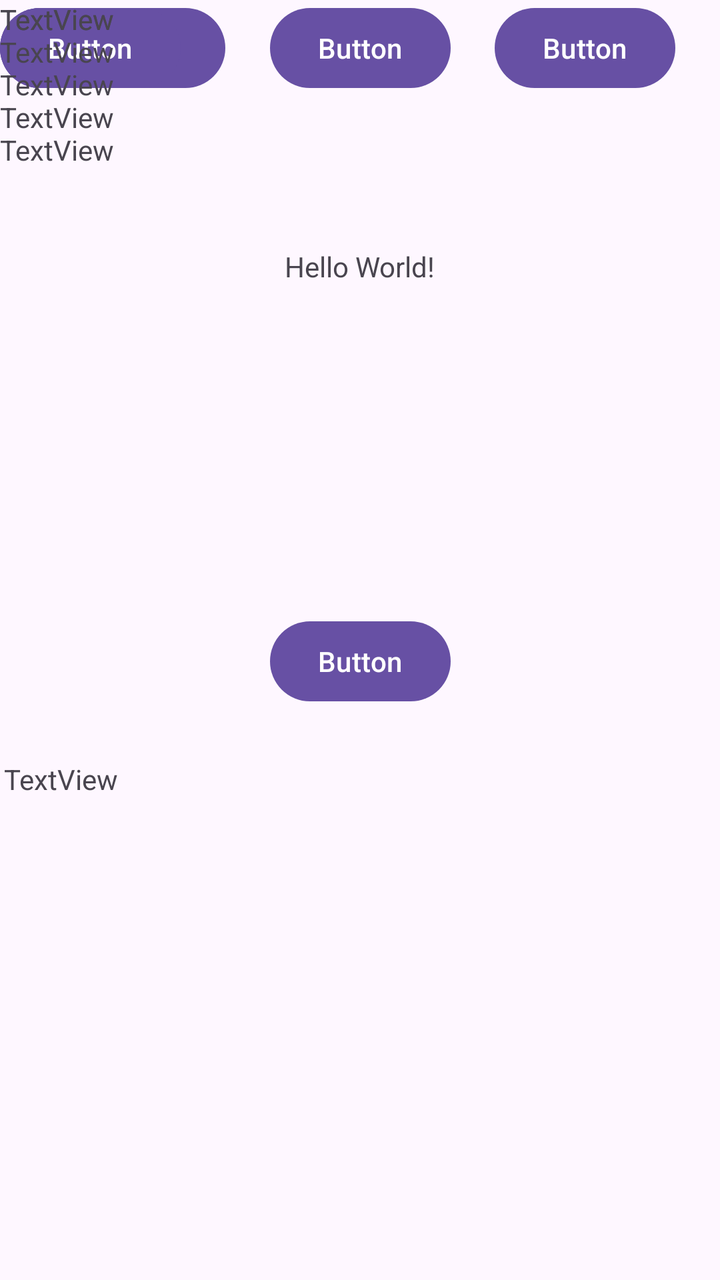
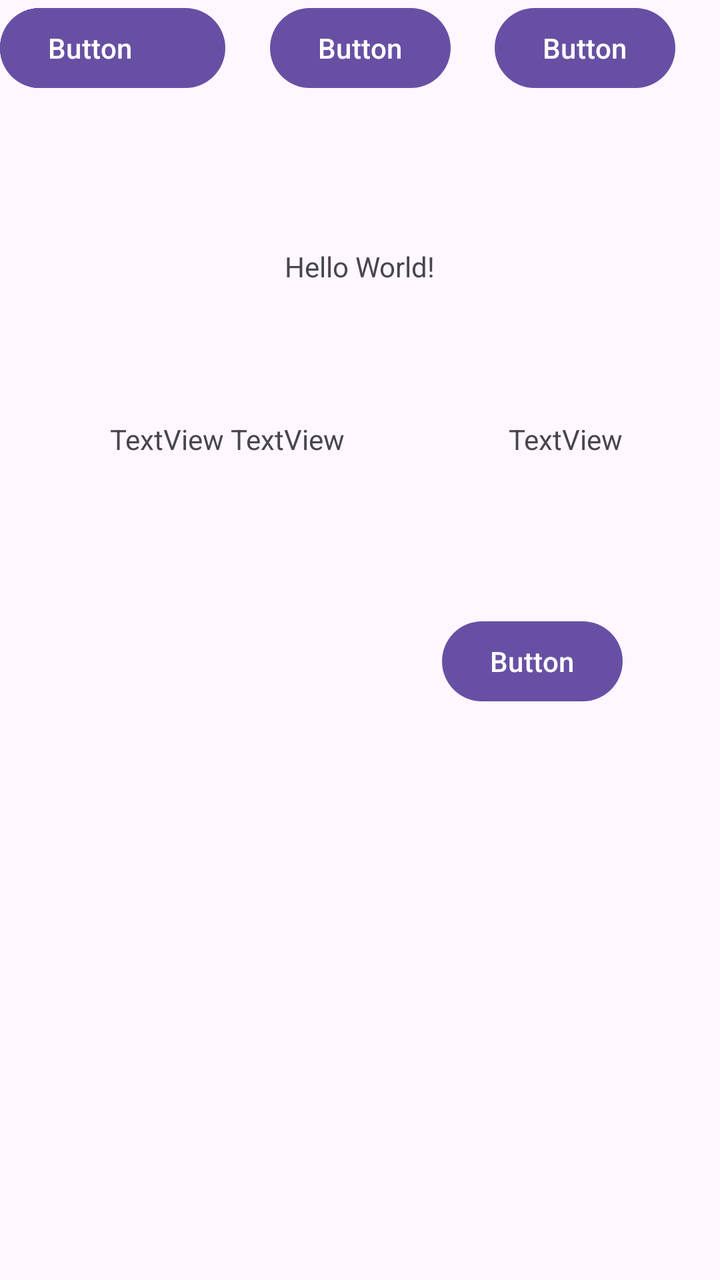

Before-and-after screenshots of an Android layout around one commit, followed by the original layout XML and the change that was made.
<!-- AndroidManifest.xml: application theme Theme.ConstraintLayout -->
<!-- res/layout/activity_main.xml -->
<?xml version="1.0" encoding="utf-8"?>
<androidx.constraintlayout.widget.ConstraintLayout xmlns:android="http://schemas.android.com/apk/res/android"
    xmlns:app="http://schemas.android.com/apk/res-auto"
    xmlns:tools="http://schemas.android.com/tools"
    android:id="@+id/main"
    android:layout_width="match_parent"
    android:layout_height="match_parent"
    tools:context=".MainActivity">

    <TextView
        android:id="@+id/textView"
        android:layout_width="wrap_content"
        android:layout_height="wrap_content"
        android:layout_marginStart="10dp"
        android:layout_marginTop="126dp"
        android:layout_marginEnd="10dp"
        android:layout_marginBottom="20dp"
        android:text="Hello World!"
        app:layout_constraintBottom_toTopOf="@id/guideline2"
        app:layout_constraintEnd_toEndOf="parent"
        app:layout_constraintStart_toStartOf="parent"
        app:layout_constraintTop_toTopOf="parent" />

    <Button
        android:id="@+id/button"
        android:layout_width="wrap_content"
        android:layout_height="wrap_content"
        android:layout_marginStart="10dp"
        android:layout_marginTop="164dp"
        android:layout_marginEnd="10dp"
        android:text="Button"
        app:layout_constraintEnd_toEndOf="parent"
        app:layout_constraintStart_toStartOf="parent"
        app:layout_constraintTop_toBottomOf="@+id/textView" />

    <androidx.constraintlayout.widget.Guideline
        android:id="@+id/guideline2"
        android:layout_width="wrap_content"
        android:layout_height="wrap_content"
        android:orientation="horizontal"
        app:layout_constraintGuide_percent="0.25" />

    <androidx.constraintlayout.widget.Guideline
        android:id="@+id/guideline3"
        android:layout_width="wrap_content"
        android:layout_height="wrap_content"
        android:orientation="vertical"
        app:layout_constraintGuide_percent="0.5" />

    <androidx.constraintlayout.widget.Barrier
        android:id="@+id/barrera"
        android:layout_width="wrap_content"
        android:layout_height="wrap_content"
        app:barrierDirection="left"
        app:constraint_referenced_ids="textView3"
        app:layout_constraintEnd_toEndOf="parent" />

    <TextView
        android:id="@+id/textView4"
        android:layout_width="wrap_content"
        android:layout_height="wrap_content"
        android:layout_marginTop="380dp"
        android:layout_marginEnd="301dp"
        android:text="TextView"
        app:layout_constraintEnd_toEndOf="@id/barrera"
        app:layout_constraintTop_toTopOf="parent" />

    <Button
        android:id="@+id/button2"
        android:layout_width="wrap_content"
        android:layout_height="wrap_content"
        android:text="Button"
        app:layout_constraintEnd_toStartOf="@+id/button3"
        app:layout_constraintHorizontal_bias="0.5"
        app:layout_constraintStart_toStartOf="parent"
        tools:layout_editor_absoluteY="494dp" />

    <Button
        android:id="@+id/button3"
        android:layout_width="wrap_content"
        android:layout_height="wrap_content"
        android:text="Button"
        app:layout_constraintBottom_toBottomOf="@+id/button2"
        app:layout_constraintEnd_toStartOf="@+id/button4"
        app:layout_constraintHorizontal_bias="0.5"
        app:layout_constraintStart_toEndOf="@+id/button2" />

    <Button
        android:id="@+id/button4"
        android:layout_width="wrap_content"
        android:layout_height="wrap_content"
        android:text="Button"
        app:layout_constraintBottom_toBottomOf="@+id/button3"
        app:layout_constraintEnd_toEndOf="parent"
        app:layout_constraintHorizontal_bias="0.5"
        app:layout_constraintStart_toEndOf="@+id/button3" />

    <Button
        android:id="@+id/button5"
        android:layout_width="wrap_content"
        android:layout_height="wrap_content"
        android:text="Button"
        tools:layout_editor_absoluteX="35dp"
        tools:layout_editor_absoluteY="607dp" />

    <Button
        android:id="@+id/button6"
        android:layout_width="wrap_content"
        android:layout_height="wrap_content"
        android:text="Button"
        app:layout_constraintBottom_toBottomOf="@+id/button5"
        tools:layout_editor_absoluteX="160dp" />

    <Button
        android:id="@+id/button7"
        android:layout_width="wrap_content"
        android:layout_height="wrap_content"
        android:text="Button"
        app:layout_constraintBottom_toBottomOf="@+id/button6"
        tools:layout_editor_absoluteX="281dp" />

    <TextView
        android:id="@+id/textView2"
        android:layout_width="wrap_content"
        android:layout_height="wrap_content"
        android:text="TextView"
        app:layout_constraintBaseline_toBaselineOf="@+id/textView3"
        tools:layout_editor_absoluteX="256dp" />

    <TextView
        android:id="@+id/textView3"
        android:layout_width="100dp"
        android:layout_height="wrap_content"
        android:text="TextView TextView TextView TextView TextView"
        tools:layout_editor_absoluteX="55dp"
        tools:layout_editor_absoluteY="225dp" />

</androidx.constraintlayout.widget.ConstraintLayout>
<!-- resources referenced by this layout -->
<resources>
  <style name="Theme.ConstraintLayout" parent="Base.Theme.ConstraintLayout" />
  <style name="Base.Theme.ConstraintLayout" parent="Theme.Material3.DayNight.NoActionBar">
          
          
      </style>
</resources>

<!-- the commit's change to res/layout/activity_main.xml (unified diff, before → after) -->
@@ -30,7 +30,7 @@
         android:layout_marginEnd="10dp"
         android:text="Button"
         app:layout_constraintEnd_toEndOf="parent"
-        app:layout_constraintStart_toStartOf="parent"
+        app:layout_constraintStart_toEndOf="@id/barrera"
         app:layout_constraintTop_toBottomOf="@+id/textView" />
 
     <androidx.constraintlayout.widget.Guideline
@@ -51,19 +51,8 @@
         android:id="@+id/barrera"
         android:layout_width="wrap_content"
         android:layout_height="wrap_content"
-        app:barrierDirection="left"
-        app:constraint_referenced_ids="textView3"
-        app:layout_constraintEnd_toEndOf="parent" />
-
-    <TextView
-        android:id="@+id/textView4"
-        android:layout_width="wrap_content"
-        android:layout_height="wrap_content"
-        android:layout_marginTop="380dp"
-        android:layout_marginEnd="301dp"
-        android:text="TextView"
-        app:layout_constraintEnd_toEndOf="@id/barrera"
-        app:layout_constraintTop_toTopOf="parent" />
+        app:barrierDirection="right"
+        app:constraint_referenced_ids="textView3" />
 
     <Button
         android:id="@+id/button2"
@@ -123,16 +112,19 @@
         android:id="@+id/textView2"
         android:layout_width="wrap_content"
         android:layout_height="wrap_content"
+        android:layout_marginStart="82dp"
         android:text="TextView"
         app:layout_constraintBaseline_toBaselineOf="@+id/textView3"
-        tools:layout_editor_absoluteX="256dp" />
+        app:layout_constraintStart_toEndOf="@id/barrera" />
 
     <TextView
         android:id="@+id/textView3"
-        android:layout_width="100dp"
-        android:layout_height="wrap_content"
-        android:text="TextView TextView TextView TextView TextView"
-        tools:layout_editor_absoluteX="55dp"
-        tools:layout_editor_absoluteY="225dp" />
+        android:layout_width="wrap_content"
+        android:layout_height="50dp"
+        android:layout_marginStart="55dp"
+        android:layout_marginTop="50dp"
+        android:text="TextView TextView"
+        app:layout_constraintStart_toStartOf="parent"
+        app:layout_constraintTop_toTopOf="@id/guideline2" />
 
 </androidx.constraintlayout.widget.ConstraintLayout>
